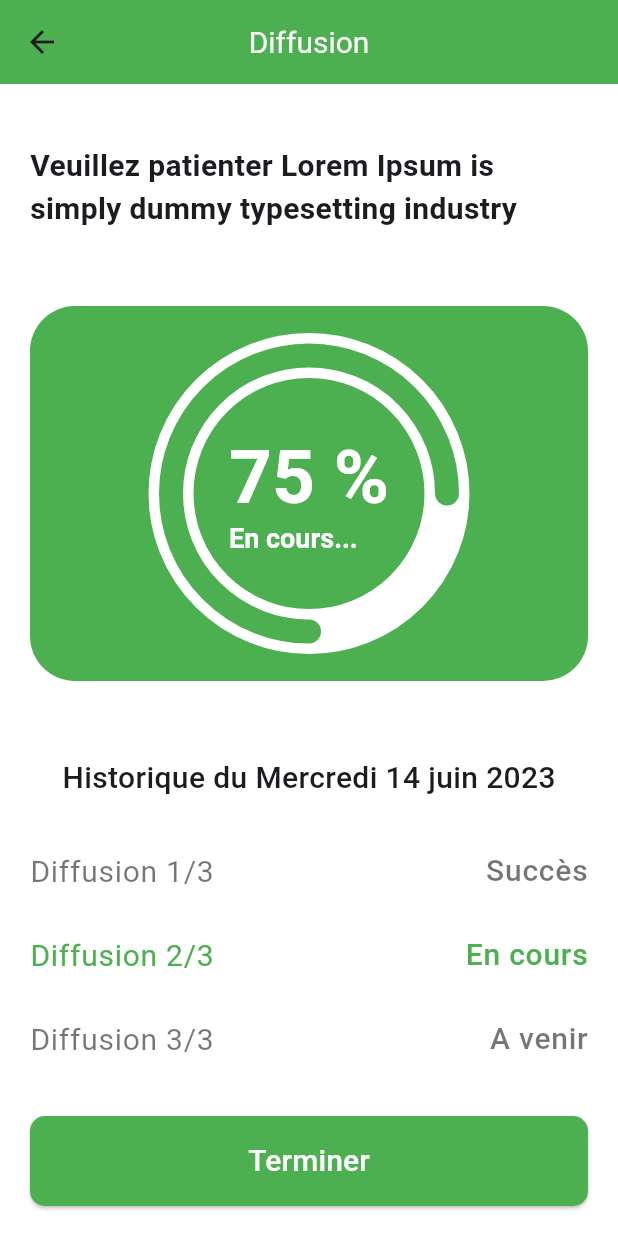
After one commit to andersonandys/alpha_v1, a Flutter app: the DashboardScreen screen opened directly, after a tap on "Emettre un Feedback", on a phone screen of 412 x 824 dp. The commit adds this screen. Run offline on Flutter 3.47's test engine with Material 2 defaults, Android fonts, the phone set to English and light mode, and no system bars; drawn by our look-alikes of percent_indicator; our stand-ins replace cloud_firestore, firebase_auth, firebase_core, flutter_onboarding_slider, rounded_loading_button, validators; missing offline and left inert: ficonsax; accounts and stored records are empty.

Commit message:
add Daffusion page commit

```diff
--- a/lib/screen/dashboard_screen.dart
+++ b/lib/screen/dashboard_screen.dart
@@ -1,3 +1,4 @@
+import 'package:alpha/screen/diffusion_screen.dart';
 import 'package:flutter/material.dart';
 
 class DashboardScreen extends StatefulWidget {
@@ -16,12 +17,12 @@ class _DashboardScreenState extends State<DashboardScreen> {
   Widget build(BuildContext context) {
     return Scaffold(
       appBar: AppBar(
-        title: const Text(
+        title: Text(
           'Tableau de bord',
           style: TextStyle(
             fontSize: 25,
             fontWeight: FontWeight.bold,
-            color: Colors.teal,
+            color: Colors.black.withBlue(30),
           ),
         ),
         centerTitle: true,
@@ -43,11 +44,11 @@ class _DashboardScreenState extends State<DashboardScreen> {
                   3,
                   (index) => Container(
                     padding: const EdgeInsets.all(25),
-                    margin: const EdgeInsets.only(bottom: 5),
+                    margin: const EdgeInsets.only(bottom: 5, left: 10),
                     alignment: Alignment.center,
                     width: double.infinity,
                     decoration: BoxDecoration(
-                      color: Colors.teal,
+                      color: Colors.black.withBlue(30),
                       borderRadius: BorderRadius.circular(20),
                     ),
                     child: const Text(
@@ -72,7 +73,9 @@ class _DashboardScreenState extends State<DashboardScreen> {
                   height: 10,
                   width: _currentIndex == index ? 20 : 10,
                   decoration: BoxDecoration(
-                    color: _currentIndex == index ? Colors.teal : Colors.grey,
+                    color: _currentIndex == index
+                        ? Colors.black.withBlue(30)
+                        : Colors.grey,
                     borderRadius: BorderRadius.circular(5),
                   ),
                 ),
@@ -127,7 +130,7 @@ class _DashboardScreenState extends State<DashboardScreen> {
               width: double.infinity,
               padding: const EdgeInsets.all(15),
               decoration: BoxDecoration(
-                color: Colors.teal,
+                color: Colors.black.withBlue(30),
                 borderRadius: BorderRadius.circular(20),
               ),
               child: Row(
@@ -145,14 +148,23 @@ class _DashboardScreenState extends State<DashboardScreen> {
                     ),
                   ),
                   const SizedBox(width: 25),
-                  const Text(
+                  TextButton(
+                      onPressed: () {
+                        Navigator.push(
+                            context,
+                            MaterialPageRoute(
+                              builder: (BuildContext context) =>
+                                  const DiffusionScreen(),
+                            ));
+                      },
+                      child: const Text(
                         "Emettre un Feedback",
                         style: TextStyle(
                           fontSize: 22,
                           color: Colors.white,
                           fontWeight: FontWeight.bold,
                         ),
-                  ),
+                      )),
                 ],
               ),
             ),
--- /dev/null
+++ b/lib/screen/diffusion_screen.dart
@@ -0,0 +1,158 @@
+import 'package:flutter/material.dart';
+import 'package:percent_indicator/circular_percent_indicator.dart';
+
+class DiffusionScreen extends StatefulWidget {
+  const DiffusionScreen({Key? key}) : super(key: key);
+
+  @override
+  _DiffusionScreenState createState() => _DiffusionScreenState();
+}
+
+class _DiffusionScreenState extends State<DiffusionScreen> {
+  @override
+  Widget build(BuildContext context) {
+    return Scaffold(
+      backgroundColor: Colors.white,
+      appBar: AppBar(
+        backgroundColor: Colors.green,
+        title: const Text(
+          'Diffusion',
+          style: TextStyle(color: Colors.white, fontSize: 20),
+        ),
+        centerTitle: true,
+      ),
+      body: Container(
+        padding: const EdgeInsets.all(20),
+        child: Column(
+          mainAxisAlignment: MainAxisAlignment.start,
+          crossAxisAlignment: CrossAxisAlignment.start,
+          children: <Widget>[
+            Expanded(
+                child: Column(
+              children: <Widget>[
+                const SizedBox(
+                  height: 20,
+                ),
+                const Text(
+                  "Veuillez patienter Lorem Ipsum is simply dummy typesetting industry",
+                  style: TextStyle(fontSize: 20, fontWeight: FontWeight.w600),
+                ),
+                const SizedBox(
+                  height: 50,
+                ),
+                Container(
+                  height: 250,
+                  width: MediaQuery.of(context).size.width,
+                  decoration: BoxDecoration(
+                      color: Colors.green,
+                      borderRadius: BorderRadius.circular(30)),
+                  child: CircularPercentIndicator(
+                    backgroundWidth: 30,
+                    startAngle: 180,
+                    radius: 100.0,
+                    lineWidth: 16.0,
+                    animation: true,
+                    percent: 0.75,
+                    center: RichText(
+                      text: const TextSpan(
+                        style: TextStyle(
+                          fontSize: 16.0,
+                          color: Colors.black,
+                        ),
+                        children: [
+                          TextSpan(
+                            text: '75 %\n',
+                            style: TextStyle(
+                                fontWeight: FontWeight.bold,
+                                fontSize: 50,
+                                color: Colors.white),
+                          ),
+                          TextSpan(
+                              text: 'En cours...',
+                              style: TextStyle(
+                                  fontWeight: FontWeight.bold,
+                                  fontSize: 18,
+                                  color: Colors.white)),
+                        ],
+                      ),
+                    ),
+                    circularStrokeCap: CircularStrokeCap.round,
+                    progressColor: Colors.green,
+                    backgroundColor: Colors.white,
+                  ),
+                ),
+                const SizedBox(
+                  height: 50,
+                ),
+                const Text(
+                  'Historique du Mercredi 14 juin 2023',
+                  style: TextStyle(fontSize: 20, fontWeight: FontWeight.w500),
+                ),
+                const SizedBox(
+                  height: 20,
+                ),
+                const ListTile(
+                  contentPadding: EdgeInsets.all(0),
+                  title: Text(
+                    'Diffusion 1/3',
+                    style: TextStyle(fontSize: 20, color: Colors.black54),
+                  ),
+                  trailing: Text(
+                    'Succès',
+                    style: TextStyle(fontSize: 20, color: Colors.black54),
+                  ),
+                ),
+                const ListTile(
+                  contentPadding: EdgeInsets.all(0),
+                  title: Text(
+                    'Diffusion 2/3',
+                    style: TextStyle(fontSize: 20, color: Colors.green),
+                  ),
+                  trailing: Text(
+                    'En cours',
+                    style: TextStyle(fontSize: 20, color: Colors.green),
+                  ),
+                ),
+                const ListTile(
+                  contentPadding: EdgeInsets.all(0),
+                  title: Text(
+                    'Diffusion 3/3',
+                    style: TextStyle(fontSize: 20, color: Colors.black54),
+                  ),
+                  trailing: Text(
+                    "A venir",
+                    style: TextStyle(fontSize: 20, color: Colors.black54),
+                  ),
+                )
+              ],
+            )),
+            ElevatedButton(
+              onPressed: () {
+                // Action pour le bouton d'inscription
+                // Navigator.push(
+                //   context,
+                //   MaterialPageRoute(
+                //     builder: (context) => const RegisterScreen(),
+                //   ),
+                // );
+              },
+              style: ElevatedButton.styleFrom(
+                foregroundColor: Colors.white,
+                backgroundColor: Colors.green, // Texte en blanc
+                minimumSize:
+                    const Size(double.infinity, 60), // Hauteur du bouton
+                shape: RoundedRectangleBorder(
+                  borderRadius: BorderRadius.circular(10), // Rayon de 10
+                ),
+              ),
+              child: const Text(
+                "Terminer",
+                style: TextStyle(fontSize: 20),
+              ),
+            ),
+          ],
+        ),
+      ),
+    );
+  }
+}
--- a/lib/screen/fogetmdp_screen.dart
+++ b/lib/screen/fogetmdp_screen.dart
@@ -26,14 +26,14 @@ class _ForgetPasswordScreenState extends State<ForgetPasswordScreen> {
               height: 20,
             ),
             const Text(
-              'Reinitialisation mot de passe',
+              'Réinitialisation mot de passe',
               style: TextStyle(fontSize: 20, fontWeight: FontWeight.bold),
             ),
             const SizedBox(
               height: 20,
             ),
             const Text(
-              "Entrer votre adresse mail pour que nous puissions vous envoyer un lien pour restaurer votre mot de pass",
+              "Entrer votre adresse mail pour que nous puissions vous envoyer un lien pour restaurer votre mot de passe",
               style: TextStyle(
                 fontSize: 16,
               ),
--- a/pubspec.yaml
+++ b/pubspec.yaml
@@ -43,6 +43,7 @@ dependencies:
   rounded_loading_button: ^2.1.0
   validators: ^3.0.0
   cloud_firestore: ^4.8.1
+  percent_indicator: ^4.2.3
 
 dev_dependencies:
   flutter_test:
```
Also changed, not shown: pubspec.lock. Lines whose indentation alone changed are shown as unchanged.
